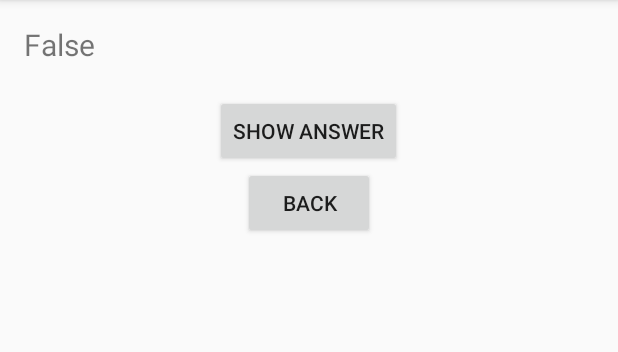
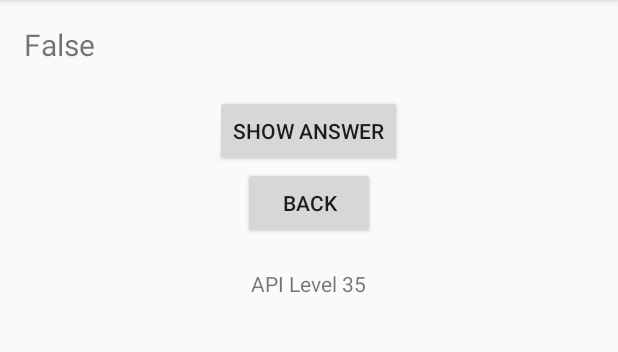
Before and after one commit to rhong612/Android-Quiz-App, an Android app: the CheatActivity screen opened directly, with no data from a screen before it, after a tap on "SHOW ANSWER", on a phone screen of 412 x 824 dp, the part 84-436 px from its top. Run offline under Robolectric (Android 15) with nearby library versions, the phone set to English and light mode, and no system bars.

Commit message:
Added animation on devices running Lollipop or higher. Added textview of API version of phone

```diff
--- a/src/main/java/com/raymondhong/quizapp/activities/CheatActivity.java
+++ b/src/main/java/com/raymondhong/quizapp/activities/CheatActivity.java
@@ -1,10 +1,14 @@
 package com.raymondhong.quizapp.activities;
 
+import android.animation.Animator;
+import android.animation.AnimatorListenerAdapter;
 import android.content.Context;
 import android.content.Intent;
+import android.os.Build;
 import android.support.v7.app.AppCompatActivity;
 import android.os.Bundle;
 import android.view.View;
+import android.view.ViewAnimationUtils;
 import android.widget.Button;
 import android.widget.TextView;
 
@@ -20,6 +24,7 @@ public class CheatActivity extends AppCompatActivity {
     private Button answerBtn;
     private Button backBtn;
     private TextView text;
+    private TextView buildText;
     private boolean isCorrect;
     private boolean hasCheated;
 
@@ -47,6 +52,24 @@ public class CheatActivity extends AppCompatActivity {
                     text.setText(R.string.false_text);
                 }
                 hasCheated = true;
+
+                if(Build.VERSION.SDK_INT >= Build.VERSION_CODES.LOLLIPOP) {
+                    int cx = answerBtn.getWidth() / 2;
+                    int cy = answerBtn.getHeight() / 2;
+                    float radius = answerBtn.getWidth();
+                    Animator anim = ViewAnimationUtils.createCircularReveal(answerBtn, cx, cy, radius, 0);
+                    anim.addListener(new AnimatorListenerAdapter() {
+                        @Override
+                        public void onAnimationEnd(Animator animation) {
+                            super.onAnimationEnd(animation);
+                            answerBtn.setVisibility(View.INVISIBLE);
+                        }
+                    });
+                    anim.start();
+                }
+                else {
+                    answerBtn.setVisibility(View.INVISIBLE);
+                }
             }
         });
 
@@ -56,6 +79,10 @@ public class CheatActivity extends AppCompatActivity {
                 onBackPressed();
             }
         });
+
+        buildText = (TextView) findViewById(R.id.build_version_text);
+        String buildVer = "API Level " + Build.VERSION.SDK_INT;
+        buildText.setText(buildVer);
     }
 
     @Override
--- a/src/main/res/layout/activity_cheat.xml
+++ b/src/main/res/layout/activity_cheat.xml
@@ -34,5 +34,13 @@
         android:layout_centerHorizontal="true"
         android:text="@string/back_text"
         />
-
+    <TextView
+        android:id = "@+id/build_version_text"
+        android:layout_width="wrap_content"
+        android:layout_height="wrap_content"
+        android:layout_below="@id/back_button"
+        android:layout_centerHorizontal="true"
+        android:layout_marginTop="@dimen/margin"
+        android:text = "Default"
+        />
 </RelativeLayout>
```
